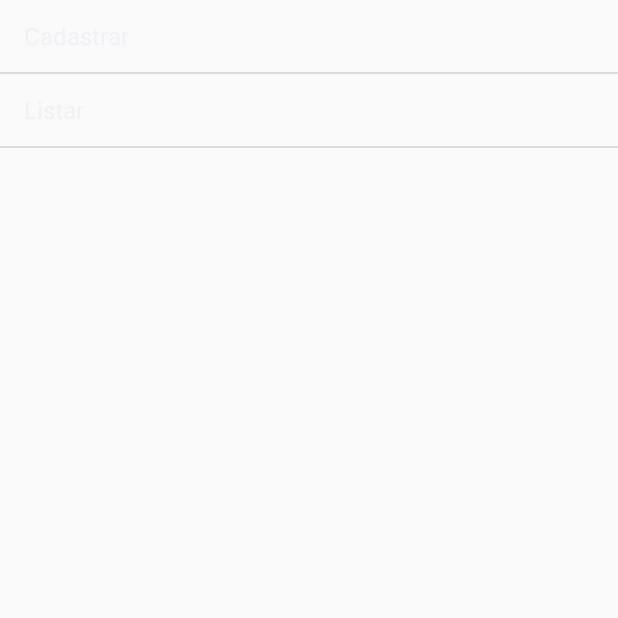
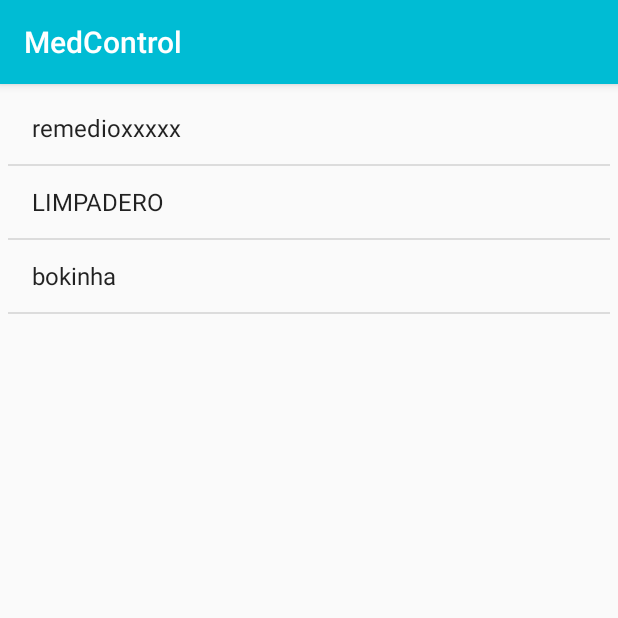
Before and after one commit to ClaitonDenardi/MedControl, an Android app: the screen it shows after launch (ListarActivity), after a tap on "LISTAR MEDICAMENTOS", on a phone screen of 412 x 824 dp, the top half of it. Run offline under Robolectric (Android 15) with nearby library versions, the phone set to English and light mode, and no system bars.

Commit message:
Back-end end

```diff
--- a/app/src/main/java/cdpaulus/medcontrol/ListarActivity.java
+++ b/app/src/main/java/cdpaulus/medcontrol/ListarActivity.java
@@ -1,35 +1,33 @@
 package cdpaulus.medcontrol;
 
-import android.app.ListActivity;
-import android.content.ContentValues;
-import android.content.Context;
 import android.database.Cursor;
-import android.database.sqlite.SQLiteDatabase;
 import android.support.v7.app.AppCompatActivity;
 import android.os.Bundle;
 import android.widget.ArrayAdapter;
 import android.widget.ListView;
-import android.widget.SimpleCursorAdapter;
 
-public class ListarActivity extends ListActivity {
+import java.util.ArrayList;
+import java.util.List;
+
+import cdpaulus.medcontrol.database.BancoController;
+
+public class ListarActivity extends AppCompatActivity {
 
     @Override
     protected void onCreate(Bundle savedInstanceState) {
         super.onCreate(savedInstanceState);
         setContentView(R.layout.activity_listar);
-        String[] menu = {"Cadastrar", "Listar"};
-
-        ArrayAdapter<String> adapter = new ArrayAdapter<String>(getApplicationContext(), android.R.layout.simple_list_item_1, menu);
-        setListAdapter(adapter);
-        listar();
+        ListView remedios = (ListView) findViewById(R.id.lista);
+        BancoController bc = new BancoController(getBaseContext());
+        Cursor cursor = bc.findAll();
+        List<Remedio> remedios_list = new ArrayList<>();
+        do {
+            String nome = cursor.getString(cursor.getColumnIndex("nome"));
+            remedios_list.add(new Remedio(nome));
+        } while (cursor.moveToNext());
+        ArrayAdapter<Remedio> adapter = new ArrayAdapter<Remedio>(this, android.R.layout.simple_list_item_1, remedios_list);
+        remedios.setAdapter(adapter);
     }
 
-    private void listar() {
-        SQLiteDatabase db;
-        Cursor cursor;
-        SimpleCursorAdapter ad;
-        ListView lista;
-
-    }
 
 }
--- a/app/src/main/java/cdpaulus/medcontrol/MainActivity.java
+++ b/app/src/main/java/cdpaulus/medcontrol/MainActivity.java
@@ -31,7 +31,9 @@ public class MainActivity extends AppCompatActivity {
         });
         BancoController bc = new BancoController(getBaseContext());
         bc.insereDados("7898944008304", "remedioxxxxx");
+        bc.insereDados("7898446730079", "LIMPADERO");
         bc.insereDados("7898654490031", "bokinha");
+
 
         // Toast.makeText(getApplicationContext(), resultado, Toast.LENGTH_LONG).show();
 
--- a/app/src/main/java/cdpaulus/medcontrol/Receiver.java
+++ b/app/src/main/java/cdpaulus/medcontrol/Receiver.java
@@ -5,6 +5,7 @@ import android.content.Context;
 import android.content.Intent;
 import android.database.Cursor;
 import android.media.MediaPlayer;
+import android.util.Log;
 import android.widget.Toast;
 
 import cdpaulus.medcontrol.database.BancoController;
@@ -18,12 +19,9 @@ public class Receiver extends BroadcastReceiver {
         mp=MediaPlayer.create(context, DEFAULT_ALARM_ALERT_URI);
         mp.start();
         String cod = intent.getExtras().getString("cod");
-        Toast.makeText(context, cod, Toast.LENGTH_LONG).show();
-
         BancoController bc = new BancoController(context);
         Cursor cursor = bc.carregaDados(cod);
-        cursor.moveToFirst();
-        String result = cursor.getString(1);
+        String result = cursor.getString(cursor.getColumnIndex("nome"));
         Toast.makeText(context, result, Toast.LENGTH_LONG).show();
 
     }
--- /dev/null
+++ b/app/src/main/java/cdpaulus/medcontrol/Remedio.java
@@ -0,0 +1,23 @@
+package cdpaulus.medcontrol;
+
+public class Remedio {
+
+    private String nome;
+
+    public Remedio(String nome) {
+        this.nome = nome;
+    }
+
+    public String getNome() {
+        return nome;
+    }
+
+    public void setNome(String nome) {
+        this.nome = nome;
+    }
+
+    @Override
+    public String toString() {
+        return nome;
+    }
+}
--- a/app/src/main/java/cdpaulus/medcontrol/database/BancoController.java
+++ b/app/src/main/java/cdpaulus/medcontrol/database/BancoController.java
@@ -45,7 +45,7 @@ public class BancoController {
     public Cursor carregaDados(String cod){
         Cursor cursor;
         db = banco.getReadableDatabase();
-        String selectQuery = "SELECT * from medicamentos_tbl where codbarras = ?";
+        String selectQuery = "SELECT nome from medicamentos_tbl where codbarras = ?";
         cursor = db.rawQuery(selectQuery, new String[] { cod });
         if(cursor != null){
             cursor.moveToFirst();
@@ -53,4 +53,17 @@ public class BancoController {
         db.close();
         return cursor;
     }
+
+
+    public Cursor findAll(){
+        Cursor cursor;
+        db = banco.getReadableDatabase();
+        String selectQuery = "SELECT nome from medicamentos_tbl";
+        cursor = db.rawQuery(selectQuery, null);
+        if(cursor != null){
+            cursor.moveToFirst();
+        }
+        db.close();
+        return cursor;
+    }
 }
--- a/app/src/main/res/layout/activity_listar.xml
+++ b/app/src/main/res/layout/activity_listar.xml
@@ -1,18 +1,18 @@
 <?xml version="1.0" encoding="utf-8"?>
 
 <LinearLayout
+    android:id="@+id/fragmentRemedios"
     xmlns:android="http://schemas.android.com/apk/res/android"
-    xmlns:app="http://schemas.android.com/apk/res-auto"
-    xmlns:tools="http://schemas.android.com/tools"
     android:layout_width="fill_parent"
     android:layout_height="fill_parent"
     android:orientation="vertical"
-    tools:context="cdpaulus.medcontrol.AdicionarMedicamento">
+   >
 
 
     <ListView
         android:id="@+id/lista"
         android:layout_width="match_parent"
         android:layout_height="match_parent"
+        android:layout_margin="5dp"
         />
 </LinearLayout>
```
Also changed, not shown: app/src/main/java/cdpaulus/medcontrol/AdicionarMedicamento.java (+13 -5 lines).
